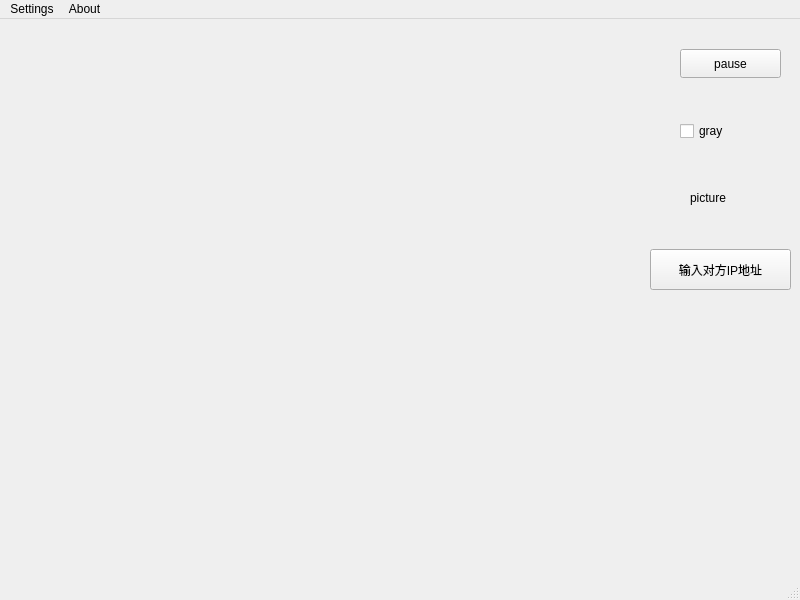
Before: the Qt Designer form mainwindow.ui in DreamLeePKU/chat, drawn with Qt 5.
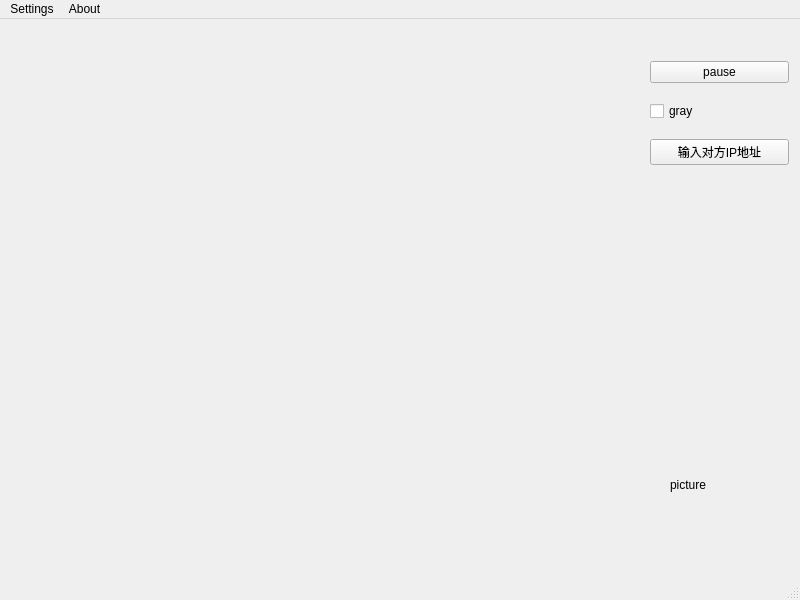
After: the same form once the commit is applied.

The edit to the form file:
```diff
--- a/mainwindow.ui
+++ b/mainwindow.ui
@@ -17,65 +17,59 @@
    <widget class="QLabel" name="label">
     <property name="geometry">
      <rect>
-      <x>690</x>
-      <y>170</y>
-      <width>81</width>
-      <height>18</height>
+      <x>670</x>
+      <y>410</y>
+      <width>111</width>
+      <height>111</height>
      </rect>
     </property>
     <property name="text">
      <string>picture</string>
     </property>
    </widget>
-   <widget class="QCheckBox" name="checkBox">
-    <property name="geometry">
-     <rect>
-      <x>680</x>
-      <y>100</y>
-      <width>107</width>
-      <height>24</height>
-     </rect>
-    </property>
-    <property name="text">
-     <string>gray</string>
-    </property>
-   </widget>
-   <widget class="QPushButton" name="pushButton">
-    <property name="geometry">
-     <rect>
-      <x>680</x>
-      <y>30</y>
-      <width>101</width>
-      <height>29</height>
-     </rect>
-    </property>
-    <property name="text">
-     <string>pause</string>
-    </property>
-   </widget>
    <widget class="QWidget" name="verticalLayoutWidget">
     <property name="geometry">
      <rect>
-      <x>30</x>
-      <y>90</y>
-      <width>611</width>
-      <height>271</height>
+      <x>450</x>
+      <y>30</y>
+      <width>141</width>
+      <height>131</height>
      </rect>
     </property>
     <layout class="QVBoxLayout" name="verticalLayout"/>
    </widget>
-   <widget class="QPushButton" name="inputIP_btn">
+   <widget class="QWidget" name="">
     <property name="geometry">
      <rect>
       <x>650</x>
-      <y>230</y>
-      <width>141</width>
-      <height>41</height>
+      <y>30</y>
+      <width>139</width>
+      <height>131</height>
      </rect>
     </property>
-    <property name="text">
-     <string>输入对方IP地址</string>
-    </property>
+    <layout class="QVBoxLayout" name="verticalLayout_2">
+     <item>
+      <widget class="QPushButton" name="pushButton">
+       <property name="text">
+        <string>pause</string>
+       </property>
+      </widget>
+     </item>
+     <item>
+      <widget class="QCheckBox" name="checkBox">
+       <property name="text">
+        <string>gray</string>
+       </property>
+      </widget>
+     </item>
+     <item>
+      <widget class="QPushButton" name="inputIP_btn">
+       <property name="text">
+        <string>输入对方IP地址</string>
+       </property>
+      </widget>
+     </item>
+    </layout>
    </widget>
   </widget>
   <widget class="QMenuBar" name="menubar">
```
